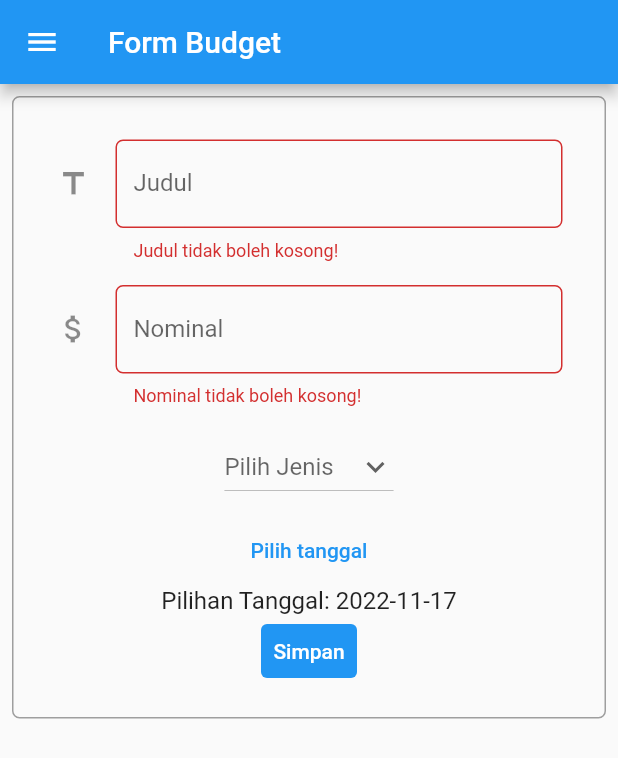
After one commit to Papiann/pbp-flutter-lab, a Flutter app: the MyFormPage screen opened directly, after a tap on "Simpan", on a phone screen of 412 x 824 dp. The commit adds this screen. Shown: the top 758 px of the screen. Run offline on Flutter 3.47's test engine with Material 2 defaults, Android fonts, the phone set to English and light mode, and no system bars.

Commit message:
Bismillah FINISH Tugas8 + Bonus

```diff
--- /dev/null
+++ b/lib/addBudget.dart
@@ -0,0 +1,199 @@
+import 'package:flutter/material.dart';
+import 'package:counter_7/drawer.dart';
+import 'package:counter_7/dataBudget.dart';
+
+class MyFormPage extends StatefulWidget {
+  const MyFormPage({super.key});
+
+  @override
+  State<MyFormPage> createState() => _MyFormPageState();
+}
+
+class _MyFormPageState extends State<MyFormPage> {
+  final _formKey = GlobalKey<FormState>();
+  String _judul = "";
+  int _nominal = 0;
+  String? _select;
+  DateTime __tanggal = DateTime.now();
+  List<String> __jenis = ["Pengeluaran", "Pemasukan"];
+
+  bool isNumeric(String value) {
+    if (value == null) {
+      return false;
+    }
+    return int.tryParse(value) != null;
+  }
+
+  @override
+  Widget build(BuildContext context) {
+    return Scaffold(
+        appBar: AppBar(
+          title: Text('Form Budget'),
+        ),
+        drawer: const myDrawer(),
+        body: Form(
+          key: _formKey,
+          child: SingleChildScrollView(
+            child: Container(
+              margin: const EdgeInsets.all(8),
+              decoration: BoxDecoration(
+                border: Border.all(color: Colors.grey),
+                borderRadius: BorderRadius.circular(5),
+              ),
+              padding: const EdgeInsets.all(20.0),
+              child: Column(
+                crossAxisAlignment: CrossAxisAlignment.start,
+                children: [
+                  Padding(
+                    // Menggunakan padding sebesar 8 pixels
+                    padding: const EdgeInsets.all(8.0),
+                    child: TextFormField(
+                      decoration: InputDecoration(
+                        hintText: "Contoh: Beli Seblak",
+                        labelText: "Judul ",
+                        icon: const Icon(Icons.title),
+                        // Menambahkan icon agar lebih intuitif
+                        // Menambahkan circular border agar lebih rapi
+                        border: OutlineInputBorder(
+                          borderRadius: BorderRadius.circular(5.0),
+                        ),
+                      ),
+                      // Menambahkan behavior saat nama diketik
+                      onChanged: (String? value) {
+                        setState(() {
+                          _judul = value!;
+                        });
+                      },
+                      // Menambahkan behavior saat data disimpan
+                      onSaved: (String? value) {
+                        setState(() {
+                          _judul = value!;
+                        });
+                      },
+                      // Validator sebagai validasi form
+                      validator: (String? value) {
+                        if (value == null || value.isEmpty) {
+                          return 'Judul tidak boleh kosong!';
+                        }
+                        return null;
+                      },
+                    ),
+                  ),
+                  Padding(
+                    // Menggunakan padding sebesar 8 pixels
+                    padding: const EdgeInsets.all(8.0),
+                    child: TextFormField(
+                      decoration: InputDecoration(
+                        hintText: "Contoh: 100000",
+                        labelText: "Nominal ",
+                        // Menambahkan icon agar lebih intuitif
+                        // Menambahkan circular border agar lebih rapi
+                        icon: const Icon(Icons.attach_money),
+                        border: OutlineInputBorder(
+                          borderRadius: BorderRadius.circular(5.0),
+                        ),
+                      ),
+                      // Menambahkan behavior saat nama diketik
+                      keyboardType: TextInputType.number,
+                      // Menambahkan behavior saat data disimpan
+                      onSaved: (String? value) {
+                        setState(() {
+                          _nominal = value! as int;
+                        });
+                      },
+                      // Validator sebagai validasi form
+                      validator: (String? value) {
+                        if (value == null || value.isEmpty) {
+                          return 'Nominal tidak boleh kosong!';
+                        }
+                        if (!isNumeric(value)) {
+                          return 'Nominal harus berupa angka!';
+                        }
+                        _nominal = int.parse(value);
+                        return null;
+                      },
+                    ),
+                  ),
+                  Padding(
+                    // Input Jenis
+                    padding: const EdgeInsets.all(8.0),
+                    child: Center(
+                      child: DropdownButton(
+                        value: _select,
+                        hint: const Text("Pilih Jenis"),
+                        icon: const Icon(Icons.keyboard_arrow_down),
+                        items: __jenis
+                            .map<DropdownMenuItem<String>>((String value) {
+                          return DropdownMenuItem<String>(
+                            value: value,
+                            child: Text(value),
+                          );
+                        }).toList(),
+                        onChanged: (String? value) {
+                          setState(() {
+                            _select = value ?? "";
+                          });
+                        },
+                      ),
+                    ),
+                  ),
+                  Center(
+                    child: TextButton(
+                      child: Text("Pilih tanggal"),
+                      onPressed: () {
+                        showDatePicker(
+                          context: context,
+                          initialDate: DateTime.now(),
+                          firstDate: DateTime(2000),
+                          lastDate: DateTime(2099),
+                        ).then((date) {
+                          //tambahkan setState dan panggil variabel _dateTime.
+                          setState(() {
+                            __tanggal = date!;
+                          });
+                        });
+                      },
+                    ),
+                  ),
+                  Center(
+                    child: Text(
+                      "Pilihan Tanggal: " + __tanggal.toString().split(' ')[0],
+                      style: const TextStyle(
+                        fontSize: 16.0,
+                        // color: Colors.black87,
+                        fontWeight: FontWeight.normal,
+                      ),
+                    ),
+                  ),
+                  Center(
+                    child:TextButton(
+                      child: const Text(
+                        "Simpan",
+                        style: TextStyle(color: Colors.white),
+                      ),
+                      style: ButtonStyle(
+                        backgroundColor: MaterialStateProperty.all(Colors.blue),
+                      ),
+                      onPressed: () {
+                        if (_formKey.currentState!.validate()) {
+                          dataBudget.addBudget(
+                              judul: _judul,
+                              nominal: _nominal,
+                              tipe: _select,
+                              date: __tanggal);
+                          Navigator.pushReplacement(
+                            context,
+                            MaterialPageRoute(
+                                builder: (context) => const MyFormPage()),
+                          );
+                        }
+                      },
+                    ),
+                  ),
+                ],
+              ),
+            ),
+          ),
+        ));
+  }
+}
--- /dev/null
+++ b/lib/dataBudget.dart
@@ -0,0 +1,28 @@
+class dataBudget {
+  static List<dataBudget> databudgets = [];
+  String judul;
+  int nominal;
+  String tipe;
+  DateTime date;
+
+  dataBudget({
+    required this.judul,
+    required this.nominal,
+    required this.tipe,
+    required this.date,
+  });
+
+  static void addBudget({
+    required judul,
+    required nominal,
+    required tipe,
+    required date,
+  }) {
+    databudgets.add(dataBudget(
+      judul: judul,
+      nominal: nominal,
+      tipe: tipe,
+      date: date,
+    ));
+  }
+}
--- /dev/null
+++ b/lib/drawer.dart
@@ -0,0 +1,50 @@
+import 'package:flutter/material.dart';
+import 'package:counter_7/main.dart';
+import 'package:counter_7/addBudget.dart';
+import 'package:counter_7/showBudget.dart';
+
+
+class myDrawer extends StatelessWidget {
+  const myDrawer({Key? key}) : super(key: key);
+
+  @override
+  Widget build(BuildContext context) {
+    return Drawer(
+      child: Column(
+        children: [
+          // Menambahkan clickable menu
+          ListTile(
+            title: const Text('counter_7'),
+            onTap: () {
+              // Route menu ke halaman utama
+              Navigator.pushReplacement(
+                context,
+                MaterialPageRoute(builder: (context) => const MyHomePage()),
+              );
+            },
+          ),
+          ListTile(
+            title: const Text('Form Budget'),
+            onTap: () {
+              // Route menu ke halaman utama
+              Navigator.pushReplacement(
+                context,
+                MaterialPageRoute(builder: (context) => const MyFormPage()),
+              );
+            },
+          ),
+          ListTile(
+            title: const Text('Data Budget'),
+            onTap: () {
+              // Route menu ke halaman utama
+              Navigator.pushReplacement(
+                context,
+                MaterialPageRoute(builder: (context) => const showBudget()),
+              );
+            },
+          ),
+        ],
+      ),
+    );
+  }
+}
--- a/pubspec.yaml
+++ b/pubspec.yaml
@@ -20,7 +20,7 @@ publish_to: 'none' # Remove this line if you wish to publish to pub.dev
 version: 1.0.0+1
 
 environment:
-  sdk: '>=2.18.4 <3.0.0'
+  sdk: '>=2.18.2 <3.0.0'
 
 # Dependencies specify other packages that your package needs in order to work.
 # To automatically upgrade your package dependencies to the latest versions
@@ -36,6 +36,7 @@ dependencies:
   # The following adds the Cupertino Icons font to your application.
   # Use with the CupertinoIcons class for iOS style icons.
   cupertino_icons: ^1.0.2
+  intl: ^0.17.0
 
 dev_dependencies:
   flutter_test:
```
Also changed, not shown: lib/main.dart (+8 -4 lines), lib/showBudget.dart (added, +62 -0 lines), pubspec.lock.
